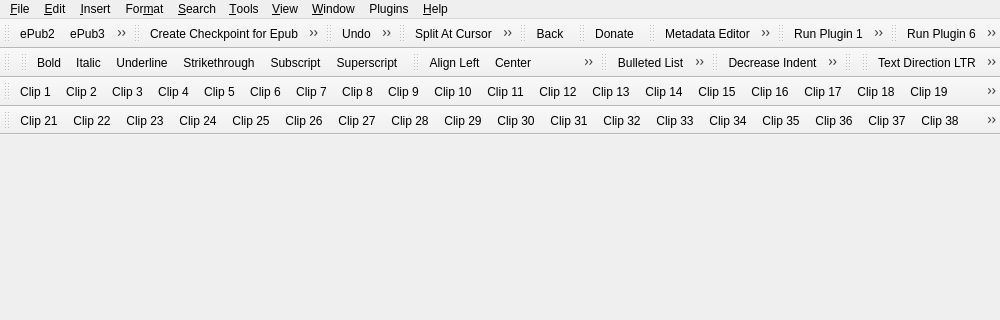
Qt form src/Form_Files/main.ui (Sigil-Ebook/Sigil) before a commit; both pictures show x 0 to 1000 and y 0 to 320 of the 1000 by 700 pixel window.
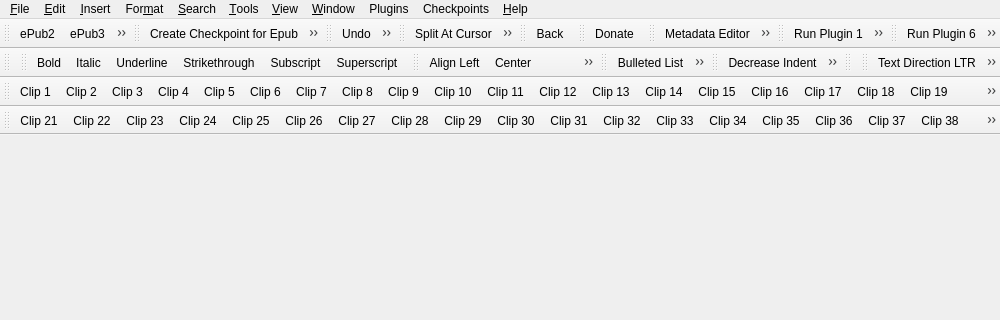
The same form after that commit. Icons and pictures are not drawn.

Commit message: cleanups, add Checkpoints menu, use ShortCut Key Manager

Patch:
```diff
--- a/src/Form_Files/main.ui
+++ b/src/Form_Files/main.ui
@@ -383,6 +383,15 @@
     </property>
     <addaction name="actionManage_Plugins"/>
    </widget>
+   <widget class="QMenu" name="menuCheckpoints">
+    <property name="title">
+     <string>Checkpoints</string>
+    </property>
+    <addaction name="actionCommit"/>
+    <addaction name="actionCheckout"/>
+    <addaction name="actionDiff"/>
+    <addaction name="actionManageRepo"/>
+   </widget>
    <addaction name="menuFile"/>
    <addaction name="menuEdit"/>
    <addaction name="menuInsert"/>
@@ -392,6 +401,7 @@
    <addaction name="menuView"/>
    <addaction name="menuWindow"/>
    <addaction name="menuPlugins"/>
+   <addaction name="menuCheckpoints"/>
    <addaction name="menuHelp"/>
   </widget>
   <widget class="QStatusBar" name="statusbar"/>
```
Left out of the diff: 1 changed line with no effect on the pictures. The commit also changes 1 other file.
